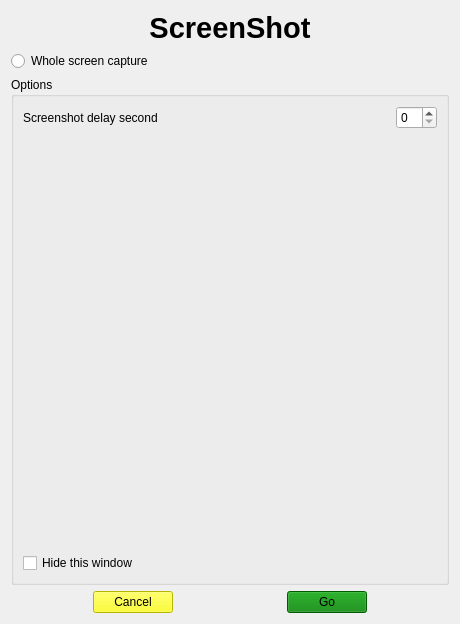
The window that sources/Forms/formscreenshots.ui (jose94752/ClipEdit) describes before a commit, drawn with Qt 5.
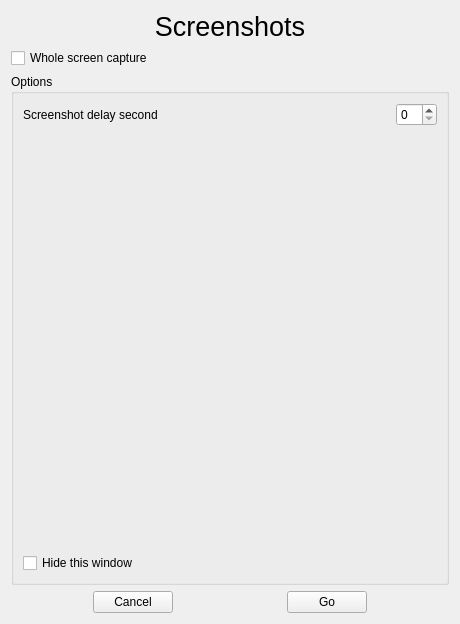
The same window after the commit.

What changed in the file:
```diff
--- a/sources/Forms/formscreenshots.ui
+++ b/sources/Forms/formscreenshots.ui
@@ -20,21 +20,27 @@
    <item row="0" column="0">
     <layout class="QVBoxLayout" name="verticalLayout">
      <item>
-      <widget class="QLabel" name="label_2">
+      <widget class="QLabel" name="labelScreenshots">
+       <property name="sizePolicy">
+        <sizepolicy hsizetype="Preferred" vsizetype="Fixed">
+         <horstretch>0</horstretch>
+         <verstretch>0</verstretch>
+        </sizepolicy>
+       </property>
        <property name="font">
         <font>
-         <pointsize>22</pointsize>
-         <weight>75</weight>
-         <bold>true</bold>
+         <pointsize>20</pointsize>
+         <weight>50</weight>
+         <bold>false</bold>
         </font>
        </property>
        <property name="text">
-        <string>&lt;html&gt;&lt;head/&gt;&lt;body&gt;&lt;p align=&quot;center&quot;&gt;ScreenShot&lt;/p&gt;&lt;/body&gt;&lt;/html&gt;</string>
+        <string>&lt;html&gt;&lt;head/&gt;&lt;body&gt;&lt;p align=&quot;center&quot;&gt;Screenshots&lt;/p&gt;&lt;/body&gt;&lt;/html&gt;</string>
        </property>
       </widget>
      </item>
      <item>
-      <widget class="QRadioButton" name="radioButton">
+      <widget class="QCheckBox" name="checkBoxWholeScreen">
        <property name="text">
         <string>Whole screen capture</string>
        </property>
@@ -139,11 +145,7 @@
       </spacer>
      </item>
      <item>
-      <widget class="QPushButton" name="pushButton">
-       <property name="styleSheet">
-        <string notr="true">background-color: yellow;
-border-color: rgb(17, 29, 255);</string>
-       </property>
+      <widget class="QPushButton" name="pushButtonCancel">
        <property name="text">
         <string>Cancel</string>
        </property>
@@ -163,11 +165,7 @@
       </spacer>
      </item>
      <item>
-      <widget class="QPushButton" name="pushButton_2">
-       <property name="styleSheet">
-        <string notr="true">background-color: green;
-border-color: rgb(17, 29, 255);</string>
-       </property>
+      <widget class="QPushButton" name="pushButtonGo">
        <property name="text">
         <string>Go</string>
        </property>
```
Left out of the diff: 6 changed lines with no effect on the pictures.
